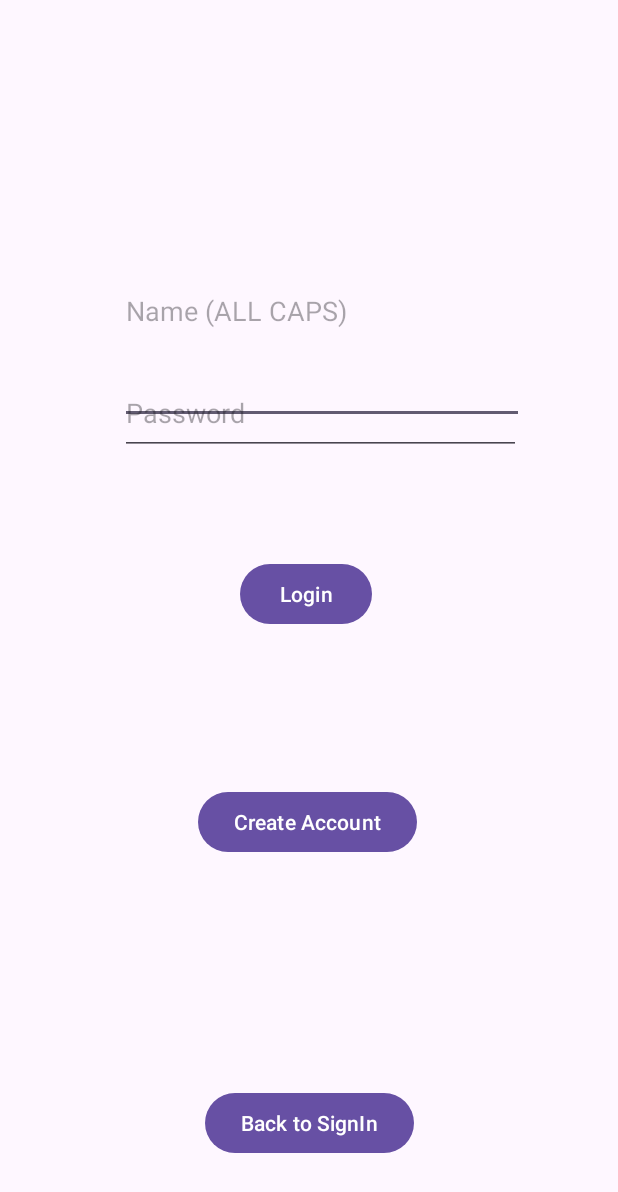
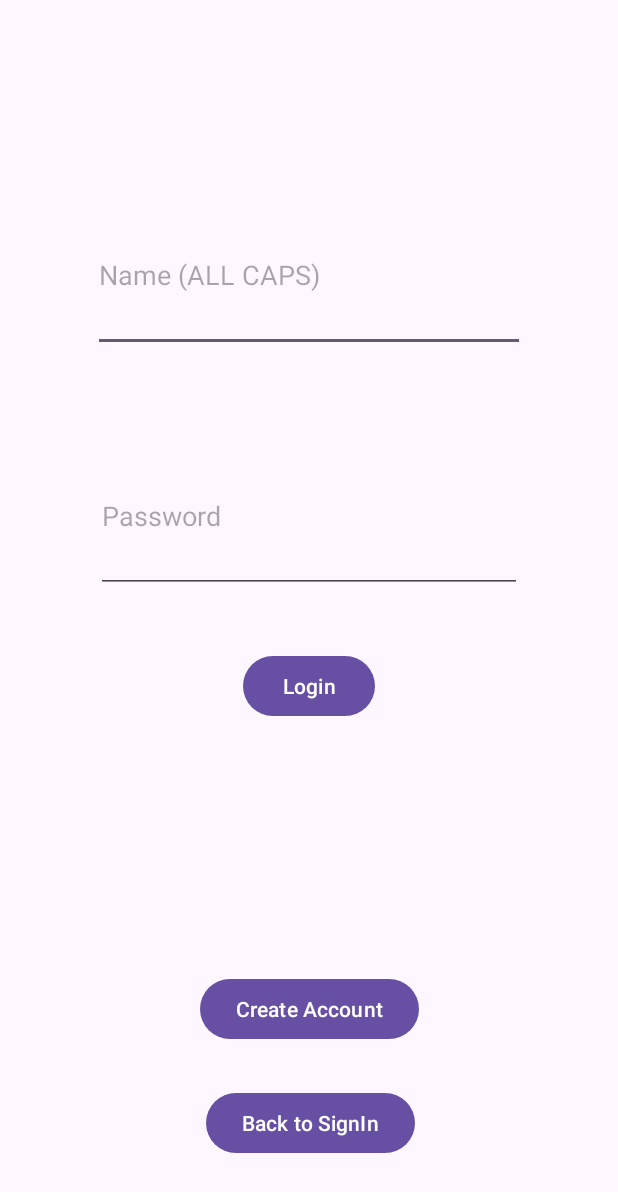
Before and after one commit to sydbenck/HERE, an Android app: the InstructorCreateLogin screen opened directly, with no data from a screen before it, on a phone screen of 412 x 824 dp. Shown: the top 1192 px of the screen. Run offline under Robolectric (Android 15) with nearby library versions, the phone set to English and light mode, and no system bars.

Commit message:
sprucing it up

```diff
--- a/app/src/main/AndroidManifest.xml
+++ b/app/src/main/AndroidManifest.xml
@@ -16,6 +16,9 @@
         android:supportsRtl="true"
         android:theme="@style/Theme.HERE"
         tools:targetApi="31">
+        <activity
+            android:name=".CreateStudent"
+            android:exported="false" />
         <activity
             android:name=".InstructorLoginPage"
             android:exported="false" />
--- a/app/src/main/java/com/cs407/here/InstructorCreatePage.java
+++ b/app/src/main/java/com/cs407/here/InstructorCreatePage.java
@@ -28,4 +28,9 @@ public class InstructorCreatePage extends AppCompatActivity {
         startActivity(intent);
     }
 
+    public void goToLogin(){
+        Intent intent = new Intent(this, InstructorCreateLogin.class);
+        startActivity(intent);
+    }
+
 }
--- a/app/src/main/res/layout/activity_instructor_create_login.xml
+++ b/app/src/main/res/layout/activity_instructor_create_login.xml
@@ -8,15 +8,17 @@
 
     <EditText
         android:id="@+id/instructorLoginName"
-        android:layout_width="269dp"
+        android:layout_width="0dp"
         android:layout_height="0dp"
-        android:layout_marginStart="80dp"
+        android:layout_marginStart="62dp"
         android:layout_marginTop="132dp"
-        android:layout_marginBottom="442dp"
+        android:layout_marginEnd="62dp"
+        android:layout_marginBottom="58dp"
         android:ems="10"
         android:hint="Name (ALL CAPS)"
         android:inputType="text"
-        app:layout_constraintBottom_toTopOf="@+id/backtosignin"
+        app:layout_constraintBottom_toTopOf="@+id/instructorLoginPassword"
+        app:layout_constraintEnd_toEndOf="parent"
         app:layout_constraintStart_toStartOf="parent"
         app:layout_constraintTop_toTopOf="parent" />
 
@@ -24,46 +26,51 @@
         android:id="@+id/InstructorLogin"
         android:layout_width="wrap_content"
         android:layout_height="wrap_content"
-        android:layout_marginStart="160dp"
-        android:layout_marginTop="372dp"
+        android:layout_marginBottom="167dp"
         android:onClick="goToInstructorPage"
         android:text="Login"
+        app:layout_constraintBottom_toTopOf="@+id/InstructorCreate"
+        app:layout_constraintEnd_toEndOf="parent"
         app:layout_constraintStart_toStartOf="parent"
-        app:layout_constraintTop_toTopOf="parent" />
+        app:layout_constraintTop_toBottomOf="@+id/instructorLoginPassword" />
 
     <EditText
         android:id="@+id/instructorLoginPassword"
-        android:layout_width="267dp"
-        android:layout_height="55dp"
-        android:layout_marginStart="80dp"
-        android:layout_marginTop="248dp"
+        android:layout_width="0dp"
+        android:layout_height="0dp"
+        android:layout_marginStart="64dp"
+        android:layout_marginEnd="64dp"
+        android:layout_marginBottom="38dp"
         android:ems="10"
         android:hint="Password"
         android:inputType="textPassword"
+        app:layout_constraintBottom_toTopOf="@+id/InstructorLogin"
+        app:layout_constraintEnd_toEndOf="parent"
         app:layout_constraintStart_toStartOf="parent"
-        app:layout_constraintTop_toTopOf="parent" />
+        app:layout_constraintTop_toBottomOf="@+id/instructorLoginName" />
 
     <Button
         android:id="@+id/InstructorCreate"
         android:layout_width="wrap_content"
         android:layout_height="wrap_content"
-        android:layout_marginStart="132dp"
-        android:layout_marginTop="524dp"
+        android:layout_marginBottom="28dp"
         android:onClick="goToInstructorCreate"
         android:text="Create Account"
+        app:layout_constraintBottom_toTopOf="@+id/backtosignin"
+        app:layout_constraintEnd_toEndOf="parent"
         app:layout_constraintStart_toStartOf="parent"
-        app:layout_constraintTop_toTopOf="parent" />
+        app:layout_constraintTop_toBottomOf="@+id/InstructorLogin" />
 
     <Button
         android:id="@+id/backtosignin"
         android:layout_width="wrap_content"
         android:layout_height="wrap_content"
+        android:layout_marginStart="4dp"
         android:layout_marginBottom="51dp"
+        android:onClick="logout"
         android:text="Back to SignIn"
-        android:onClick="logout"
         app:layout_constraintBottom_toBottomOf="parent"
-        app:layout_constraintEnd_toEndOf="parent"
-        app:layout_constraintStart_toStartOf="parent"
-        app:layout_constraintTop_toBottomOf="@+id/instructorLoginName" />
+        app:layout_constraintStart_toStartOf="@+id/InstructorCreate"
+        app:layout_constraintTop_toBottomOf="@+id/InstructorCreate" />
 
 </androidx.constraintlayout.widget.ConstraintLayout>
```
Also changed, not shown: app/src/main/res/layout/activity_instructor_create_page.xml (+17 -3 lines).
